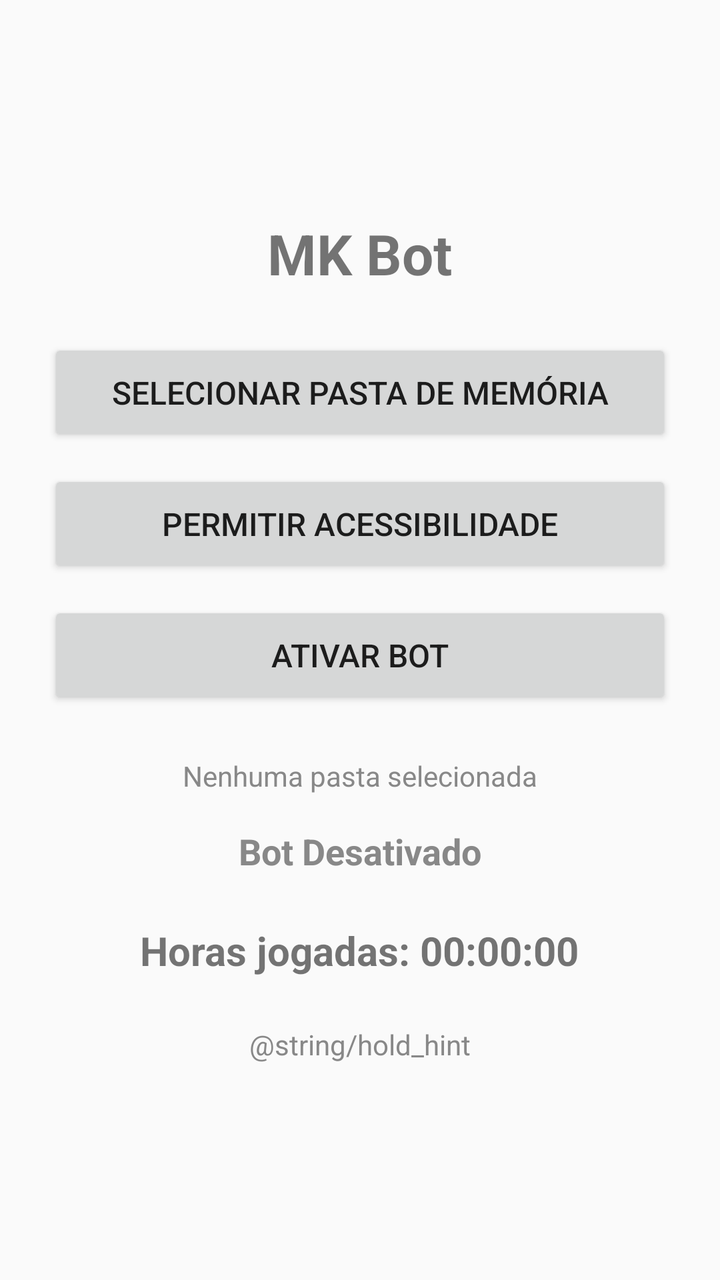
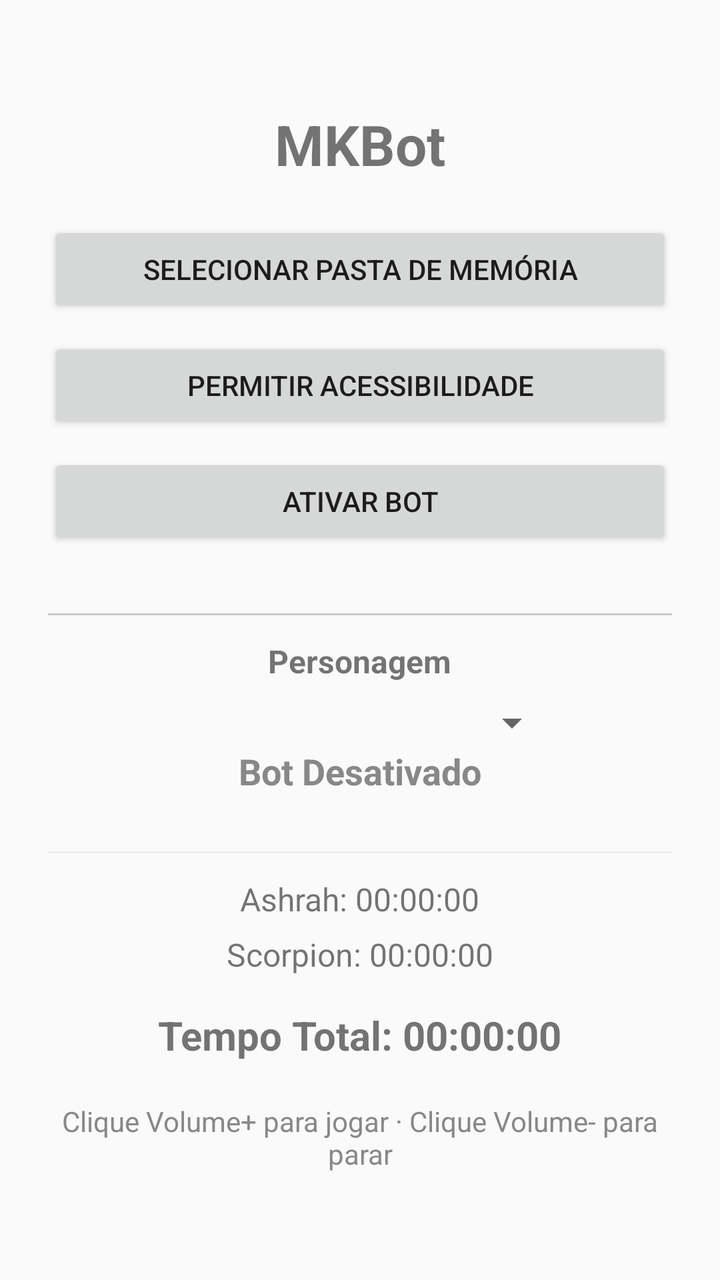

Screens rendered from an Android XML layout before and after an edit, with the pre-edit source and the edit as a unified diff.
<!-- AndroidManifest.xml: application theme Theme.AppCompat.Light.NoActionBar -->
<!-- res/layout/activity_main.xml -->
<?xml version="1.0" encoding="utf-8"?>
<LinearLayout xmlns:android="http://schemas.android.com/apk/res/android"
    android:layout_width="match_parent"
    android:layout_height="match_parent"
    android:orientation="vertical"
    android:padding="24dp"
    android:gravity="center">

    <TextView
        android:layout_width="wrap_content"
        android:layout_height="wrap_content"
        android:text="MK Bot"
        android:textSize="28sp"
        android:textStyle="bold"
        android:paddingBottom="24dp" />

    <Button
        android:id="@+id/btnFolder"
        android:layout_width="match_parent"
        android:layout_height="wrap_content"
        android:text="@string/select_folder"
        android:padding="16dp"
        android:textSize="16sp"
        android:layout_marginBottom="12dp" />

    <Button
        android:id="@+id/btnA11y"
        android:layout_width="match_parent"
        android:layout_height="wrap_content"
        android:text="@string/enable_accessibility"
        android:padding="16dp"
        android:textSize="16sp"
        android:layout_marginBottom="12dp" />

    <Button
        android:id="@+id/btnActivate"
        android:layout_width="match_parent"
        android:layout_height="wrap_content"
        android:text="@string/activate_bot"
        android:padding="16dp"
        android:textSize="16sp"
        android:layout_marginBottom="24dp" />

    <TextView
        android:id="@+id/txtFolderStatus"
        android:layout_width="wrap_content"
        android:layout_height="wrap_content"
        android:text="@string/folder_not_selected"
        android:textSize="14sp"
        android:textColor="#888888"
        android:paddingBottom="16dp" />

    <TextView
        android:id="@+id/txtStatus"
        android:layout_width="wrap_content"
        android:layout_height="wrap_content"
        android:text="@string/bot_inactive"
        android:textSize="18sp"
        android:textStyle="bold"
        android:textColor="#888888"
        android:paddingBottom="24dp" />

    <TextView
        android:id="@+id/txtHours"
        android:layout_width="wrap_content"
        android:layout_height="wrap_content"
        android:text="Horas jogadas: 00:00:00"
        android:textSize="20sp"
        android:textStyle="bold"
        android:paddingBottom="24dp" />

    <TextView
        android:id="@+id/txtHint"
        android:layout_width="wrap_content"
        android:layout_height="wrap_content"
        android:text="@string/hold_hint"
        android:textSize="14sp"
        android:textColor="#888888"
        android:textAlignment="center" />

</LinearLayout>
<!-- resources referenced by this layout -->
<resources>
  <string name="activate_bot">ATIVAR BOT</string>
  <string name="bot_inactive">Bot Desativado</string>
  <string name="enable_accessibility">PERMITIR ACESSIBILIDADE</string>
  <string name="folder_not_selected">Nenhuma pasta selecionada</string>
  <string name="select_folder">SELECIONAR PASTA DE MEMÓRIA</string>
</resources>

<!-- the commit's change to res/layout/activity_main.xml (unified diff, before → after) -->
@@ -1,81 +1,120 @@
 <?xml version="1.0" encoding="utf-8"?>
-<LinearLayout xmlns:android="http://schemas.android.com/apk/res/android"
+<ScrollView xmlns:android="http://schemas.android.com/apk/res/android"
     android:layout_width="match_parent"
     android:layout_height="match_parent"
-    android:orientation="vertical"
-    android:padding="24dp"
-    android:gravity="center">
+    android:fillViewport="true">
 
-    <TextView
-        android:layout_width="wrap_content"
-        android:layout_height="wrap_content"
-        android:text="MK Bot"
-        android:textSize="28sp"
-        android:textStyle="bold"
-        android:paddingBottom="24dp" />
-
-    <Button
-        android:id="@+id/btnFolder"
+    <LinearLayout
         android:layout_width="match_parent"
         android:layout_height="wrap_content"
-        android:text="@string/select_folder"
-        android:padding="16dp"
-        android:textSize="16sp"
-        android:layout_marginBottom="12dp" />
+        android:orientation="vertical"
+        android:padding="24dp"
+        android:gravity="center">
 
-    <Button
-        android:id="@+id/btnA11y"
-        android:layout_width="match_parent"
-        android:layout_height="wrap_content"
-        android:text="@string/enable_accessibility"
-        android:padding="16dp"
-        android:textSize="16sp"
-        android:layout_marginBottom="12dp" />
+        <TextView
+            android:layout_width="wrap_content"
+            android:layout_height="wrap_content"
+            android:text="MKBot"
+            android:textSize="28sp"
+            android:textStyle="bold"
+            android:paddingBottom="20dp" />
 
-    <Button
-        android:id="@+id/btnActivate"
-        android:layout_width="match_parent"
-        android:layout_height="wrap_content"
-        android:text="@string/activate_bot"
-        android:padding="16dp"
-        android:textSize="16sp"
-        android:layout_marginBottom="24dp" />
+        <Button
+            android:id="@+id/btnFolder"
+            android:layout_width="match_parent"
+            android:layout_height="wrap_content"
+            android:text="@string/select_folder"
+            android:padding="14dp"
+            android:textSize="14sp"
+            android:layout_marginBottom="10dp" />
 
-    <TextView
-        android:id="@+id/txtFolderStatus"
-        android:layout_width="wrap_content"
-        android:layout_height="wrap_content"
-        android:text="@string/folder_not_selected"
-        android:textSize="14sp"
-        android:textColor="#888888"
-        android:paddingBottom="16dp" />
+        <Button
+            android:id="@+id/btnA11y"
+            android:layout_width="match_parent"
+            android:layout_height="wrap_content"
+            android:text="@string/enable_accessibility"
+            android:padding="14dp"
+            android:textSize="14sp"
+            android:layout_marginBottom="10dp" />
 
-    <TextView
-        android:id="@+id/txtStatus"
-        android:layout_width="wrap_content"
-        android:layout_height="wrap_content"
-        android:text="@string/bot_inactive"
-        android:textSize="18sp"
-        android:textStyle="bold"
-        android:textColor="#888888"
-        android:paddingBottom="24dp" />
+        <Button
+            android:id="@+id/btnActivate"
+            android:layout_width="match_parent"
+            android:layout_height="wrap_content"
+            android:text="@string/activate_bot"
+            android:padding="14dp"
+            android:textSize="14sp"
+            android:layout_marginBottom="20dp" />
 
-    <TextView
-        android:id="@+id/txtHours"
-        android:layout_width="wrap_content"
-        android:layout_height="wrap_content"
-        android:text="Horas jogadas: 00:00:00"
-        android:textSize="20sp"
-        android:textStyle="bold"
-        android:paddingBottom="24dp" />
+        <View
+            android:layout_width="match_parent"
+            android:layout_height="1dp"
+            android:layout_marginVertical="12dp"
+            android:background="#CCCCCC" />
 
-    <TextView
-        android:id="@+id/txtHint"
-        android:layout_width="wrap_content"
-        android:layout_height="wrap_content"
-        android:text="@string/hold_hint"
-        android:textSize="14sp"
-        android:textColor="#888888"
-        android:textAlignment="center" />
+        <TextView
+            android:layout_width="wrap_content"
+            android:layout_height="wrap_content"
+            android:text="@string/character_label"
+            android:textSize="16sp"
+            android:textStyle="bold"
+            android:paddingBottom="8dp" />
 
-</LinearLayout>
+        <Spinner
+            android:id="@+id/spinnerCharacter"
+            android:layout_width="200dp"
+            android:layout_height="wrap_content"
+            android:paddingBottom="16dp" />
+
+        <TextView
+            android:id="@+id/txtStatus"
+            android:layout_width="wrap_content"
+            android:layout_height="wrap_content"
+            android:text="@string/bot_inactive"
+            android:textSize="18sp"
+            android:textStyle="bold"
+            android:textColor="#888888"
+            android:paddingBottom="16dp" />
+
+        <View
+            android:layout_width="match_parent"
+            android:layout_height="1dp"
+            android:layout_marginVertical="12dp"
+            android:background="#EEEEEE" />
+
+        <TextView
+            android:id="@+id/txtCharTime"
+            android:layout_width="wrap_content"
+            android:layout_height="wrap_content"
+            android:text="Ashrah: 00:00:00"
+            android:textSize="16sp"
+            android:paddingBottom="6dp" />
+
+        <TextView
+            android:id="@+id/txtScorpionTime"
+            android:layout_width="wrap_content"
+            android:layout_height="wrap_content"
+            android:text="Scorpion: 00:00:00"
+            android:textSize="16sp"
+            android:paddingBottom="16dp" />
+
+        <TextView
+            android:id="@+id/txtTotalTime"
+            android:layout_width="wrap_content"
+            android:layout_height="wrap_content"
+            android:text="Tempo Total: 00:00:00"
+            android:textSize="20sp"
+            android:textStyle="bold"
+            android:paddingBottom="20dp" />
+
+        <TextView
+            android:id="@+id/txtHint"
+            android:layout_width="wrap_content"
+            android:layout_height="wrap_content"
+            android:text="@string/hint"
+            android:textSize="14sp"
+            android:textColor="#888888"
+            android:textAlignment="center" />
+
+    </LinearLayout>
+</ScrollView>
<!-- resource entries referenced after the edit -->
@@ -2,8 +2,9 @@
 <resources>
   <string name="activate_bot">ATIVAR BOT</string>
   <string name="bot_inactive">Bot Desativado</string>
+  <string name="character_label">Personagem</string>
   <string name="enable_accessibility">PERMITIR ACESSIBILIDADE</string>
-  <string name="folder_not_selected">Nenhuma pasta selecionada</string>
+  <string name="hint">Clique Volume+ para jogar · Clique Volume- para parar</string>
   <string name="select_folder">SELECIONAR PASTA DE MEMÓRIA</string>
 </resources>
 
